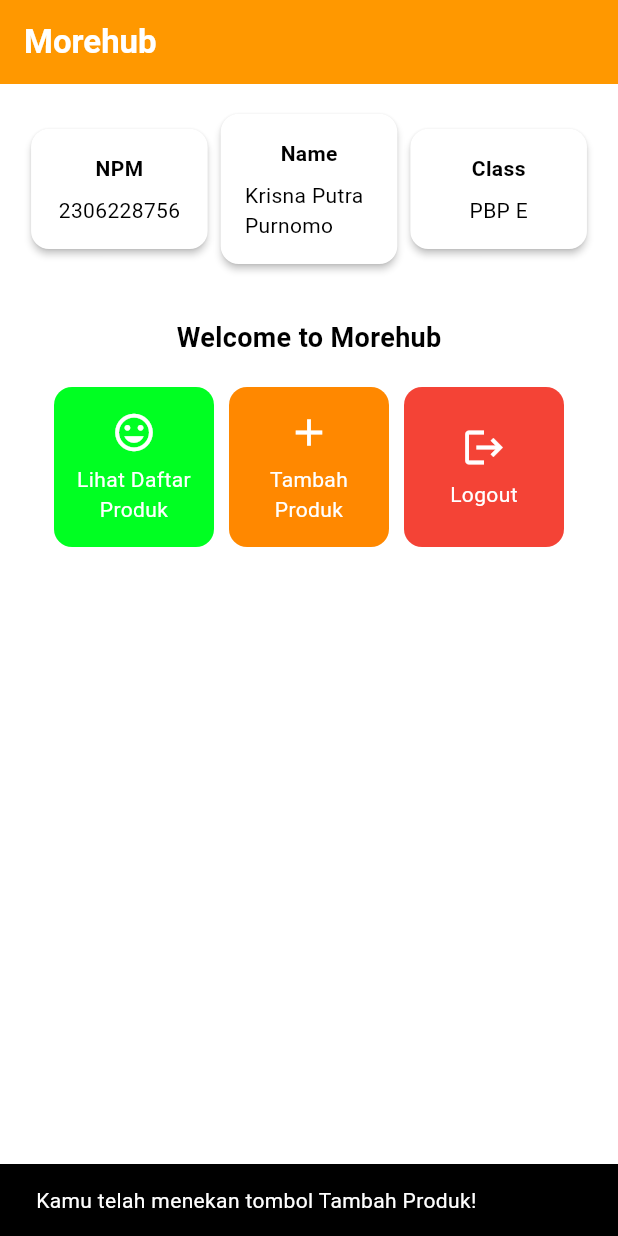
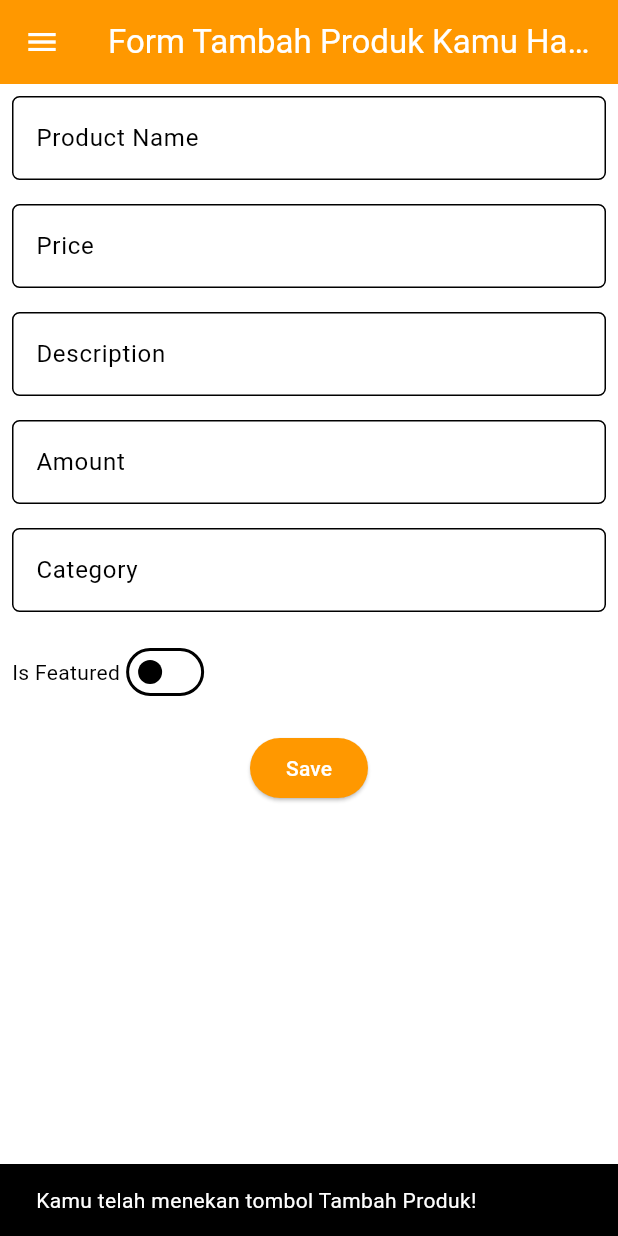
Before and after one commit to KrisnaPutraP/Morehub-mobile, a Flutter app: the screen it shows after launch, after a tap on "Tambah Produk", on a phone screen of 412 x 824 dp. Run offline on Flutter 3.47's test engine with Material 3 defaults, Android fonts, the phone set to English and light mode, and no system bars.

Commit message:
Menyelesaikan tugas 8

```diff
--- a/lib/main.dart
+++ b/lib/main.dart
@@ -1,5 +1,5 @@
 import 'package:flutter/material.dart';
-import 'package:morehub_mobile/menu.dart';
+import 'package:morehub_mobile/screens/menu.dart';
 
 void main() {
   runApp(const MyApp());
--- a/lib/menu.dart
+++ b/lib/screens/menu.dart
@@ -1,4 +1,6 @@
 import 'package:flutter/material.dart';
+import 'package:morehub_mobile/widgets/left_drawer.dart';
+import 'package:morehub_mobile/widgets/product_card.dart';
 
 class MyHomePage extends StatelessWidget {
   final String npm = '2306228756'; // NPM
@@ -29,7 +31,9 @@
         ),
         // Warna latar belakang AppBar diambil dari skema warna tema aplikasi.
         backgroundColor: Theme.of(context).colorScheme.primary,
+        iconTheme: const IconThemeData(color: Colors.white),
       ),
+      drawer: const LeftDrawer(),
       // Body halaman dengan padding di sekelilingnya.
       body: Padding(
         padding: const EdgeInsets.all(16.0),
@@ -125,66 +129,3 @@
     );
   }
 }
-
-
-class ItemHomepage {
-    final String name;
-    final IconData icon;
-    final Color color;
-
-    ItemHomepage(this.name, this.icon, this.color);
-}
-
-class ItemCard extends StatelessWidget {
-  // Menampilkan kartu dengan ikon dan nama.
-
-  final ItemHomepage item;
-
-  const ItemCard(this.item, {super.key});
-
-  @override
-  Widget build(BuildContext context) {
-    return Material(
-      // Menentukan warna latar belakang.
-      color: item.color,
-      // Membuat sudut kartu melengkung.
-      borderRadius: BorderRadius.circular(12),
-
-      child: InkWell(
-        // Aksi ketika kartu ditekan.
-        onTap: () {
-          // Menampilkan pesan SnackBar saat kartu ditekan.
-          ScaffoldMessenger.of(context)
-            ..hideCurrentSnackBar()
-            ..showSnackBar(
-              SnackBar(content: Text("Kamu telah menekan tombol ${item.name}!"))
-            );
-        },
-        // Container untuk menyimpan Icon dan Text
-        child: Container(
-          padding: const EdgeInsets.all(8),
-          child: Center(
-            child: Column(
-              // Menyusun ikon dan teks di tengah kartu.
-              mainAxisAlignment: MainAxisAlignment.center,
-              children: [
-                Icon(
-                  item.icon,
-                  color: Colors.white,
-                  size: 30.0,
-                ),
-                const Padding(padding: EdgeInsets.all(3)),
-                Text(
-                  item.name,
-                  textAlign: TextAlign.center,
-                  style: const TextStyle(color: Colors.white),
-                ),
-              ],
-            ),
-          ),
-        ),
-      ),
-    );
-  }
-
-}
--- /dev/null
+++ b/lib/screens/productentry_form.dart
@@ -0,0 +1,231 @@
+import 'package:flutter/material.dart';
+import 'package:morehub_mobile/widgets/left_drawer.dart';
+
+class ProductEntryFormPage extends StatefulWidget {
+  const ProductEntryFormPage({super.key});
+
+  @override
+  State<ProductEntryFormPage> createState() => _ProductEntryFormPageState();
+}
+
+class _ProductEntryFormPageState extends State<ProductEntryFormPage> {
+  final _formKey = GlobalKey<FormState>();
+	String _name = "";
+	double _price = 0;
+  String _description = "";
+  int _amount = 0;
+  String _category = "";
+  bool _isFeatured = false;
+  @override
+  Widget build(BuildContext context) {
+    return Scaffold(
+      appBar: AppBar(
+        title: const Center(
+          child: Text(
+            'Form Tambah Produk Kamu Hari ini',
+          ),
+        ),
+        backgroundColor: Theme.of(context).colorScheme.primary,
+        foregroundColor: Colors.white,
+      ),
+      drawer: const LeftDrawer(),
+      body: Form(
+        key: _formKey,
+        child: SingleChildScrollView(
+                child: Column(
+                  crossAxisAlignment: CrossAxisAlignment.start,
+                  children: [
+                    Padding(
+                      padding: const EdgeInsets.all(8.0),
+                      child: TextFormField(
+                        decoration: InputDecoration(
+                          hintText: "Product Name",
+                          labelText: "Product Name",
+                          border: OutlineInputBorder(
+                            borderRadius: BorderRadius.circular(5.0),
+                          ),
+                        ),
+                        onChanged: (String? value) {
+                          setState(() {
+                            _name = value!;
+                          });
+                        },
+                        validator: (String? value) {
+                          if (value == null || value.isEmpty) {
+                            return "Nama produk tidak boleh kosong!";
+                          }
+                          return null;
+                        },
+                      ),
+                    ),
+                    Padding(
+                      padding: const EdgeInsets.all(8.0),
+                      child: TextFormField(
+                        decoration: InputDecoration(
+                          hintText: "Price",
+                          labelText: "Price",
+                          border: OutlineInputBorder(
+                            borderRadius: BorderRadius.circular(5.0),
+                          ),
+                        ),
+                        onChanged: (String? value) {
+                          setState(() {
+                            _price = double.tryParse(value!) ?? 0;
+                          });
+                        },
+                        validator: (String? value) {
+                          if (value == null || value.isEmpty) {
+                            return "Harga tidak boleh kosong!";
+                          }
+                          if (double.tryParse(value) == null) {
+                            return "Harga harus berupa angka!";
+                          }
+                          return null;
+                        },
+                      ),
+                    ),
+                    Padding(
+                      padding: const EdgeInsets.all(8.0),
+                      child: TextFormField(
+                        decoration: InputDecoration(
+                          hintText: "Description",
+                          labelText: "Description",
+                          border: OutlineInputBorder(
+                            borderRadius: BorderRadius.circular(5.0),
+                          ),
+                        ),
+                        onChanged: (String? value) {
+                          setState(() {
+                            _description = value!;
+                          });
+                        },
+                        validator: (String? value) {
+                          if (value == null || value.isEmpty) {
+                            return "Deskripsi tidak boleh kosong!";
+                          }
+                          return null;
+                        },
+                      ),
+                    ),
+                    Padding(
+                      padding: const EdgeInsets.all(8.0),
+                      child: TextFormField(
+                        decoration: InputDecoration(
+                          hintText: "Amount",
+                          labelText: "Amount",
+                          border: OutlineInputBorder(
+                            borderRadius: BorderRadius.circular(5.0),
+                          ),
+                        ),
+                        onChanged: (String? value) {
+                          setState(() {
+                            _amount = int.tryParse(value!) ?? 0;
+                          });
+                        },
+                        validator: (String? value) {
+                          if (value == null || value.isEmpty) {
+                            return "Jumlah barang tidak boleh kosong!";
+                          }
+                          if (int.tryParse(value) == null) {
+                            return "Jumlah barang harus berupa bilangan bulat!";
+                          }
+                          return null;
+                        },
+                      ),
+                    ),
+                    Padding(
+                      padding: const EdgeInsets.all(8.0),
+                      child: TextFormField(
+                        decoration: InputDecoration(
+                          hintText: "Category",
+                          labelText: "Category",
+                          border: OutlineInputBorder(
+                            borderRadius: BorderRadius.circular(5.0),
+                          ),
+                        ),
+                        onChanged: (String? value) {
+                          setState(() {
+                            _category = value!;
+                          });
+                        },
+                        validator: (String? value) {
+                          if (value == null || value.isEmpty) {
+                            return "Kategori tidak boleh kosong!";
+                          }
+                          return null;
+                        },
+                      ),
+                    ),
+                    Padding(
+                      padding: const EdgeInsets.all(8.0),
+                      child: Row(
+                        children: [
+                          const Text("Is Featured"),
+                          Switch(
+                            value: _isFeatured,
+                            onChanged: (bool value) {
+                              setState(() {
+                                _isFeatured = value;
+                              });
+                            },
+                          ),
+                        ],
+                      ),
+                    ),
+                    Align(
+                      alignment: Alignment.bottomCenter,
+                      child: Padding(
+                        padding: const EdgeInsets.all(8.0),
+                        child: ElevatedButton(
+                          style: ButtonStyle(
+                            backgroundColor: WidgetStateProperty.all(
+                                Theme.of(context).colorScheme.primary),
+                          ),
+                          onPressed: () {
+                            if (_formKey.currentState!.validate()) {
+                              showDialog(
+                                context: context,
+                                builder: (context) {
+                                  return AlertDialog(
+                                    title: const Text('Produk berhasil tersimpan'),
+                                    content: SingleChildScrollView(
+                                      child: Column(
+                                        crossAxisAlignment: CrossAxisAlignment.start,
+                                        children: [
+                                          Text('Name: $_name'),
+                                          Text('Price: $_price'),
+                                          Text('Description: $_description'),
+                                          Text('Amount: $_amount'),
+                                          Text('Category: $_category'),
+                                          Text('Is Featured: $_isFeatured'),
+                                        ],
+                                      ),
+                                    ),
+                                    actions: [
+                                      TextButton(
+                                        child: const Text('OK'),
+                                        onPressed: () {
+                                          Navigator.pop(context);
+                                          _formKey.currentState!.reset();
+                                        },
+                                      ),
+                                    ],
+                                  );
+                                },
+                              );
+                            }
+                          },
+                          child: const Text(
+                            "Save",
+                            style: TextStyle(color: Colors.white),
+                          ),
+                        ),
+                      ),
+                    ),
+                  ],
+                )
+        ),
+      ),
+    );
+  }
+}
--- /dev/null
+++ b/lib/widgets/left_drawer.dart
@@ -0,0 +1,70 @@
+import 'package:flutter/material.dart';
+import 'package:morehub_mobile/screens/menu.dart';
+import 'package:morehub_mobile/screens/productentry_form.dart';
+
+class LeftDrawer extends StatelessWidget {
+  const LeftDrawer({super.key});
+
+  @override
+  Widget build(BuildContext context) {
+    return Drawer(
+      child: ListView(
+        children: [
+          DrawerHeader(
+                decoration: BoxDecoration(
+            color: Theme.of(context).colorScheme.primary,
+          ),
+          child: const Column(
+            children: [
+              Text(
+                'Morehub',
+                textAlign: TextAlign.center,
+                style: TextStyle(
+                  fontSize: 24,
+                  fontWeight: FontWeight.bold,
+                  color: Colors.white,
+                ),
+              ),
+              Padding(padding: EdgeInsets.all(8)),
+              Text(
+                "Beli semua di Morehub! Gratis ongkir!",
+                textAlign: TextAlign.center,
+                style: TextStyle(
+                  fontSize: 15,
+                  fontWeight: FontWeight.normal,
+                  color: Colors.white,
+                ),
+              ),
+            ],
+          ),
+          ),
+          ListTile(
+            leading: const Icon(Icons.home_outlined),
+            title: const Text('Halaman Utama'),
+            // Bagian redirection ke MyHomePage
+            onTap: () {
+              Navigator.pushReplacement(
+                  context,
+                  MaterialPageRoute(
+                    builder: (context) => MyHomePage(),
+                  ));
+            },
+          ),
+          ListTile(
+            leading: const Icon(Icons.add),
+            title: const Text('Tambah Produk'),
+            // Bagian redirection ke ProductEntryFormPage
+            onTap: () {
+              Navigator.pushReplacement(
+                context,
+                MaterialPageRoute(
+                  builder: (context) => const ProductEntryFormPage(),
+                ));
+            },
+          ),
+
+        ],
+      ),
+    );
+  }
+}
--- /dev/null
+++ b/lib/widgets/product_card.dart
@@ -0,0 +1,72 @@
+import 'package:flutter/material.dart';
+import 'package:morehub_mobile/screens/productentry_form.dart';
+
+class ItemHomepage {
+    final String name;
+    final IconData icon;
+    final Color color;
+
+    ItemHomepage(this.name, this.icon, this.color);
+}
+
+class ItemCard extends StatelessWidget {
+  // Menampilkan kartu dengan ikon dan nama.
+
+  final ItemHomepage item;
+
+  const ItemCard(this.item, {super.key});
+
+  @override
+  Widget build(BuildContext context) {
+    return Material(
+      // Menentukan warna latar belakang.
+      color: item.color,
+      // Membuat sudut kartu melengkung.
+      borderRadius: BorderRadius.circular(12),
+
+      child: InkWell(
+        // Aksi ketika kartu ditekan.
+        onTap: () {
+          // Menampilkan pesan SnackBar saat kartu ditekan.
+          ScaffoldMessenger.of(context)
+            ..hideCurrentSnackBar()
+            ..showSnackBar(
+              SnackBar(content: Text("Kamu telah menekan tombol ${item.name}!"))
+            );
+
+          if (item.name == "Tambah Produk") {
+            Navigator.push(
+              context,
+              MaterialPageRoute(builder: (context) => const ProductEntryFormPage()),
+            );
+          }
+
+        },
+        // Container untuk menyimpan Icon dan Text
+        child: Container(
+          padding: const EdgeInsets.all(8),
+          child: Center(
+            child: Column(
+              // Menyusun ikon dan teks di tengah kartu.
+              mainAxisAlignment: MainAxisAlignment.center,
+              children: [
+                Icon(
+                  item.icon,
+                  color: Colors.white,
+                  size: 30.0,
+                ),
+                const Padding(padding: EdgeInsets.all(3)),
+                Text(
+                  item.name,
+                  textAlign: TextAlign.center,
+                  style: const TextStyle(color: Colors.white),
+                ),
+              ],
+            ),
+          ),
+        ),
+      ),
+    );
+  }
+
+}
```
Also changed, not shown: 1 other file.
